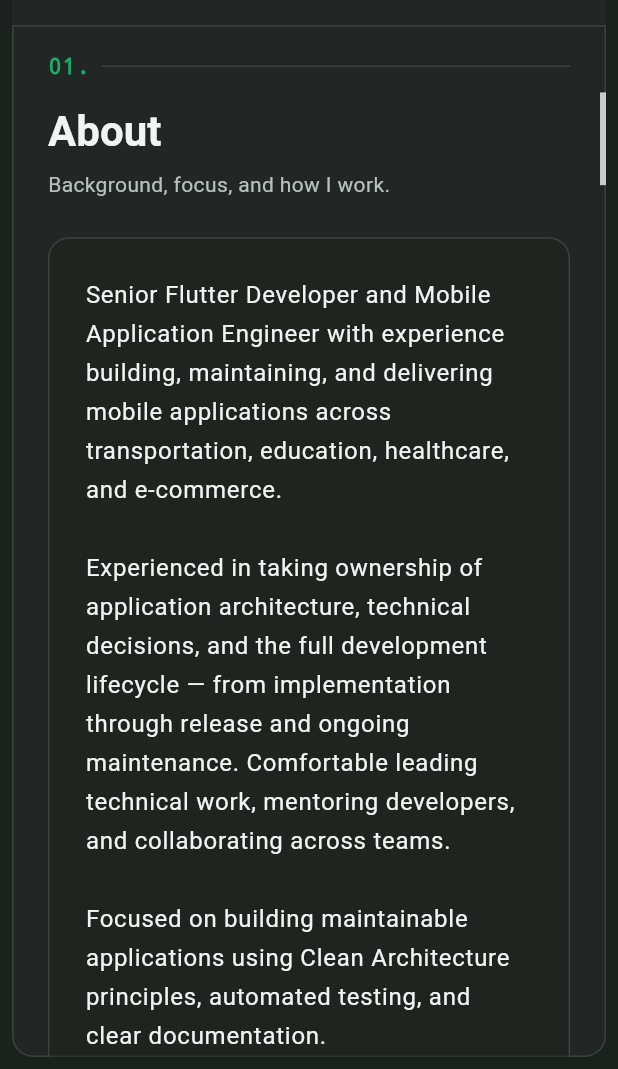
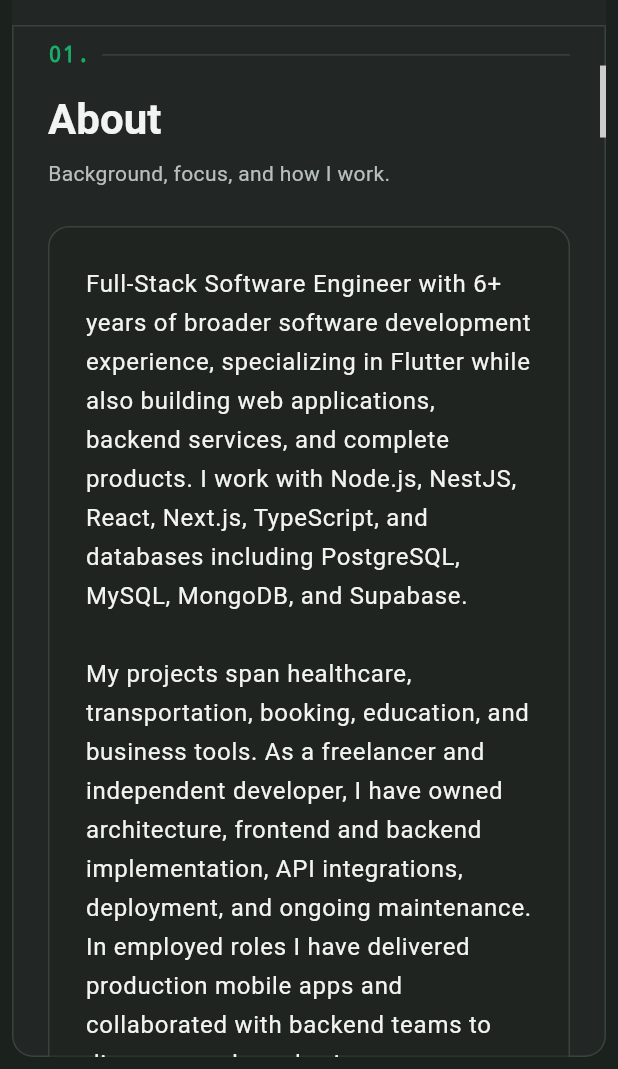
Before and after one commit to saifaboashour/flutter-portfolio, a Flutter app: the screen it shows after launch, after a tap on "About", on a phone screen of 412 x 824 dp, the part 167-1236 px from its top. Run offline on Flutter 3.47's test engine with Material 3 defaults, Android fonts, the phone set to English and light mode, and no system bars; our stand-ins replace web.

Commit message:
content: showcase full-stack and mobile engineering projects

```diff
--- a/lib/core/content/portfolio_data.dart
+++ b/lib/core/content/portfolio_data.dart
@@ -1,27 +1,32 @@
 import 'portfolio_models.dart';
 
-/// Single source of truth for portfolio copy.
+/// Single source of truth for public portfolio content.
 abstract final class PortfolioData {
   static const profile = PortfolioProfile(
     name: 'Seif Abuashour',
-    title: 'Senior Flutter Developer',
-    subtitle: 'Mobile Application Engineer',
+    title: 'Full-Stack Software Engineer',
+    subtitle: 'Web, Backend & Mobile Development · Flutter Specialist',
     location: 'Amman, Jordan',
     email: 'saifaboashour98@gmail.com',
     githubUrl: 'https://github.com/saifaboashour',
     linkedInUrl: 'https://www.linkedin.com/in/seif-abuashour-4632aa163/',
+    // The existing downloadable PDF is the mobile-focused resume.
     cvPublicPath: 'cv/Seif_Abuashour_CV.pdf',
     cvDownloadFileName: 'Seif_Abuashour_CV.pdf',
     aboutSummary:
-        'Senior Flutter Developer and Mobile Application Engineer with '
-        'experience building, maintaining, and delivering mobile applications '
-        'across transportation, education, healthcare, and e-commerce.\n\n'
-        'Experienced in taking ownership of application architecture, technical '
-        'decisions, and the full development lifecycle — from implementation '
-        'through release and ongoing maintenance. Comfortable leading technical '
-        'work, mentoring developers, and collaborating across teams.\n\n'
-        'Focused on building maintainable applications using Clean Architecture '
-        'principles, automated testing, and clear documentation.',
+        'Full-Stack Software Engineer with 6+ years of broader software '
+        'development experience, specializing in Flutter while also building '
+        'web applications, backend services, and complete products. I work '
+        'with Node.js, NestJS, React, Next.js, TypeScript, and databases '
+        'including PostgreSQL, MySQL, MongoDB, and Supabase.\n\n'
+        'My projects span healthcare, transportation, booking, education, '
+        'and business tools. As a freelancer and independent developer, '
+        'I have owned architecture, frontend and backend implementation, '
+        'API integrations, deployment, and ongoing maintenance. In employed '
+        'roles I have delivered production mobile apps and collaborated '
+        'with backend teams to diagnose and resolve issues.\n\n'
+        'I value maintainable architecture, practical testing, clear '
+        'communication, and delivering software end to end.',
     experiences: [
       ExperienceItem(
         organization: 'DevNas',
@@ -29,7 +34,8 @@ abstract final class PortfolioData {
         period: 'Sep 2025 – Oct 2026',
         highlights: [
           'Developed and maintained Flutter applications in the education sector.',
-          'Owned architecture decisions, API integration, feature delivery, and release activities.',
+          'Owned mobile architecture decisions, API integration, feature delivery, and releases.',
+          'Collaborated with backend engineers on integration issues and production debugging.',
           'Mentored developers and participated in code reviews.',
           'Continued as primary responsible mobile developer for Truckin Central through a company partnership.',
         ],
@@ -39,10 +45,10 @@ abstract final class PortfolioData {
         role: 'Flutter Developer',
         period: 'Mar 2022 – Sep 2025',
         highlights: [
-          'Developed and maintained Flutter applications supporting transportation and trucking operations.',
-          'Worked on mobile architecture, state management, API integrations, and production releases.',
-          'Contributed to integration of TollGuru routing/toll data with fuel-price inputs for trip-cost estimation.',
-          'Supported mentoring and technical collaboration.',
+          'Built and maintained transportation-focused mobile applications using Flutter.',
+          'Implemented application features, state management, API integrations, and release workflows.',
+          'Contributed to TollGuru routing/toll data integration with fuel-price inputs for trip-cost estimates.',
+          'Worked with backend colleagues to troubleshoot APIs and production issues.',
         ],
       ),
       ExperienceItem(
@@ -50,7 +56,7 @@ abstract final class PortfolioData {
         role: 'Team Leader',
         period: '2020 – 2021',
         highlights: [
-          'Led and mentored developers, coordinated technical delivery, reviewed code, and contributed implementation work when needed.',
+          'Led and mentored developers, coordinated technical delivery, reviewed code, and contributed to implementation.',
         ],
       ),
       ExperienceItem(
@@ -58,104 +64,138 @@ abstract final class PortfolioData {
         role: 'Mobile Developer',
         period: '2019 – 2020',
         highlights: [
-          'Developed mobile applications across multiple sectors using Flutter and native technologies.',
+          'Developed mobile applications using Flutter and native mobile technologies.',
         ],
       ),
       ExperienceItem(
         organization: 'Freelance',
-        role: 'Software & Mobile Developer',
+        role: 'Full-Stack & Mobile Software Developer',
         period: '2015 – Present · intermittent, alongside employment',
         highlights: [
-          'Delivered independent software and mobile development projects across multiple sectors.',
-          'Owned implementation, integrations, delivery, and ongoing maintenance where applicable.',
+          'Built web, backend, and mobile software for independent and client projects.',
+          'Worked with Node.js, NestJS, PHP/Laravel, relational and NoSQL databases, and Flutter.',
+          'Handled technical planning, integrations, deployment, troubleshooting, and maintenance when required.',
         ],
       ),
     ],
     projects: [
       ProjectItem(
-        title: 'Truckin Central',
-        category: 'Professional / team project · Transportation',
+        title: 'Mofeed',
+        category: 'Full-Stack + Mobile · Client project',
         description:
-            'Flutter applications supporting transportation operations and '
-            'trucking workflows.',
+            'Multi-surface product with web, backend, and mobile applications.',
         contribution:
-            'Mobile architecture, features, REST API integrations, '
-            'maintenance, release work, and contribution to trip-cost '
-            'estimation integrating TollGuru toll data and fuel pricing.',
-        technologies: [
-          'Flutter',
-          'Dart',
-          'REST APIs',
-          'State management',
-        ],
+            'Responsible for all technical implementation: frontend, NestJS backend, mobile applications, integrations, and deployment. Work remains under development and client review.',
+        technologies: ['NestJS', 'Web frontend', 'Flutter', 'REST APIs', 'Deployment'],
+      ),
+      ProjectItem(
+        title: 'TimmiBook',
+        category: 'Full-Stack Web · Independent product',
+        description:
+            'Booking-focused web application developed as an independent product.',
+        contribution:
+            'Owner and sole developer. Built the application across product planning, frontend, backend integration, and testing. The repository includes Next.js, React, TypeScript, Supabase, Vitest, and Playwright.',
+        technologies: ['Next.js', 'React', 'TypeScript', 'Supabase', 'Playwright'],
       ),
       ProjectItem(
         title: 'VaxBuddy',
-        category: 'Independent freelance project · Healthcare',
+        category: 'Full-Stack + Mobile · Freelance healthcare project',
         description:
-            'Mobile application for tracking vaccinations and managing '
-            'reminders.',
+            'Healthcare application supporting vaccination tracking and reminders.',
         contribution:
-            'Flutter app, backend, deployment, publishing, and ongoing '
-            'maintenance. Implemented timezone-aware reminders and cron-based '
-            'scheduling.',
-        technologies: [
-          'Flutter',
-          'Dart',
-          'Backend APIs',
-          'Scheduled tasks',
-        ],
+            'Worked on the mobile application, web frontend, and Node.js backend, including API integrations, reminder scheduling, deployment, and maintenance.',
+        technologies: ['Flutter', 'Node.js', 'Web frontend', 'REST APIs', 'Scheduled jobs'],
+      ),
+      ProjectItem(
+        title: 'Mate',
+        category: 'Backend + Mobile · Independent product',
+        description:
+            'Ride-sharing and carpooling product developed through multiple versions.',
+        contribution:
+            'Owned the product and extensively modified an existing CodeCanyon-based first version using Laravel and Firebase. Later developed a separate Node.js/Express backend using MySQL and Socket.IO; source remains private.',
+        technologies: ['Laravel', 'Firebase', 'Node.js', 'Express', 'MySQL', 'Socket.IO'],
+      ),
+      ProjectItem(
+        title: 'Truckin Central',
+        category: 'Mobile · Professional team project',
+        description:
+            'Production Flutter applications supporting transportation and trucking operations.',
+        contribution:
+            'Delivered mobile architecture, features, API integrations, release work, and contribution to TollGuru-based trip cost estimation in collaboration with the team.',
+        technologies: ['Flutter', 'Dart', 'REST APIs', 'State management'],
+      ),
+      ProjectItem(
+        title: 'Sprigg',
+        category: 'Mobile · Professional / portfolio work',
+        description:
+            'Mobile application included in my selected professional project history.',
+        contribution:
+            'Contributed Flutter/mobile development work. Further technical case-study details can be provided without exposing private code.',
+        technologies: ['Mobile development', 'Flutter'],
+      ),
+      ProjectItem(
+        title: 'Wolf CEO',
+        category: 'Native iOS · Independent product',
+        description:
+            'iOS app for solo freelancers to manage clients, projects, tasks, scheduling, and income.',
+        contribution:
+            'Designed and developed the native iOS MVP using SwiftUI and SwiftData, with optional iCloud synchronization considered in the architecture.',
+        technologies: ['Swift', 'SwiftUI', 'SwiftData', 'iOS'],
+      ),
+      ProjectItem(
+        title: 'Taz',
+        category: 'Mobile · Open-source personal project',
+        description:
+            'Local-first task and habit tracker for iOS and Android, with a dark-first design.',
+        contribution:
+            'Implemented Flutter application screens and reusable components with a focus on simple daily workflows.',
+        technologies: ['Flutter', 'Dart', 'iOS', 'Android'],
+        repoUrl: 'https://github.com/saifaboashour/taz',
+      ),
+      ProjectItem(
+        title: 'Flutter Portfolio',
+        category: 'Web · Open-source personal project',
+        description:
+            'Responsive portfolio built using Flutter Web and deployed on GitHub Pages.',
+        contribution:
+            'Implemented responsive layout, structured content, automated tests, and GitHub Actions deployment.',
+        technologies: ['Flutter Web', 'Dart', 'GitHub Actions', 'Testing'],
+        liveUrl: 'https://saifaboashour.github.io/flutter-portfolio/',
+        repoUrl: 'https://github.com/saifaboashour/flutter-portfolio',
       ),
     ],
     skillCategories: [
       SkillCategory(
-        title: 'Mobile',
-        skills: ['Flutter', 'Dart', 'Swift', 'Kotlin'],
+        title: 'Backend & APIs',
+        skills: ['Node.js', 'NestJS', 'Express', 'PHP', 'Laravel', 'REST APIs'],
       ),
       SkillCategory(
-        title: 'State management',
-        skills: ['BLoC', 'Provider', 'Riverpod', 'GetX'],
+        title: 'Web frontend',
+        skills: ['React', 'Next.js', 'TypeScript', 'JavaScript', 'HTML', 'CSS', 'Tailwind CSS', 'Bootstrap', 'Flutter Web'],
       ),
       SkillCategory(
-        title: 'Architecture',
-        skills: [
-          'Clean Architecture',
-          'Maintainable code',
-          'Reusable components',
-        ],
+        title: 'Mobile',
+        skills: ['Flutter', 'Dart', 'Swift', 'SwiftUI', 'Kotlin', 'Firebase'],
       ),
       SkillCategory(
-        title: 'Integrations',
-        skills: [
-          'REST APIs',
-          'Firebase',
-          'Push notifications',
-          'Maps / geolocation',
-          'Payments & in-app purchases',
-        ],
+        title: 'Databases & platforms',
+        skills: ['PostgreSQL', 'MySQL', 'MongoDB', 'Firestore', 'SQLite', 'Supabase'],
       ),
       SkillCategory(
-        title: 'Delivery',
-        skills: ['Git', 'CI/CD', 'App Store', 'Google Play'],
+        title: 'Infrastructure & delivery',
+        skills: ['Docker', 'Docker Compose', 'Linux / VPS', 'Nginx', 'Apache', 'PM2', 'Git', 'CI/CD', 'Azure DevOps', 'GitHub Actions', 'AWS'],
       ),
       SkillCategory(
-        title: 'Quality',
-        skills: [
-          'Unit tests',
-          'Widget tests',
-          'Integration / E2E tests',
-          'Mocks',
-          'Code reviews',
-          'Documentation',
-        ],
+        title: 'Architecture & quality',
+        skills: ['Clean Architecture', 'State management', 'Unit testing', 'Widget testing', 'Integration / E2E testing', 'Code review', 'Debugging', 'Documentation'],
       ),
       SkillCategory(
-        title: 'Leadership',
-        skills: [
-          'Mentoring',
-          'Technical ownership',
-          'Team collaboration',
-        ],
+        title: 'Mobile integrations',
+        skills: ['Push notifications', 'Maps / geolocation', 'Payment integrations', 'App Store', 'Google Play'],
+      ),
+      SkillCategory(
+        title: 'Collaboration & leadership',
+        skills: ['Technical ownership', 'Mentoring', 'Cross-functional teamwork', 'Product delivery'],
       ),
     ],
   );
```
